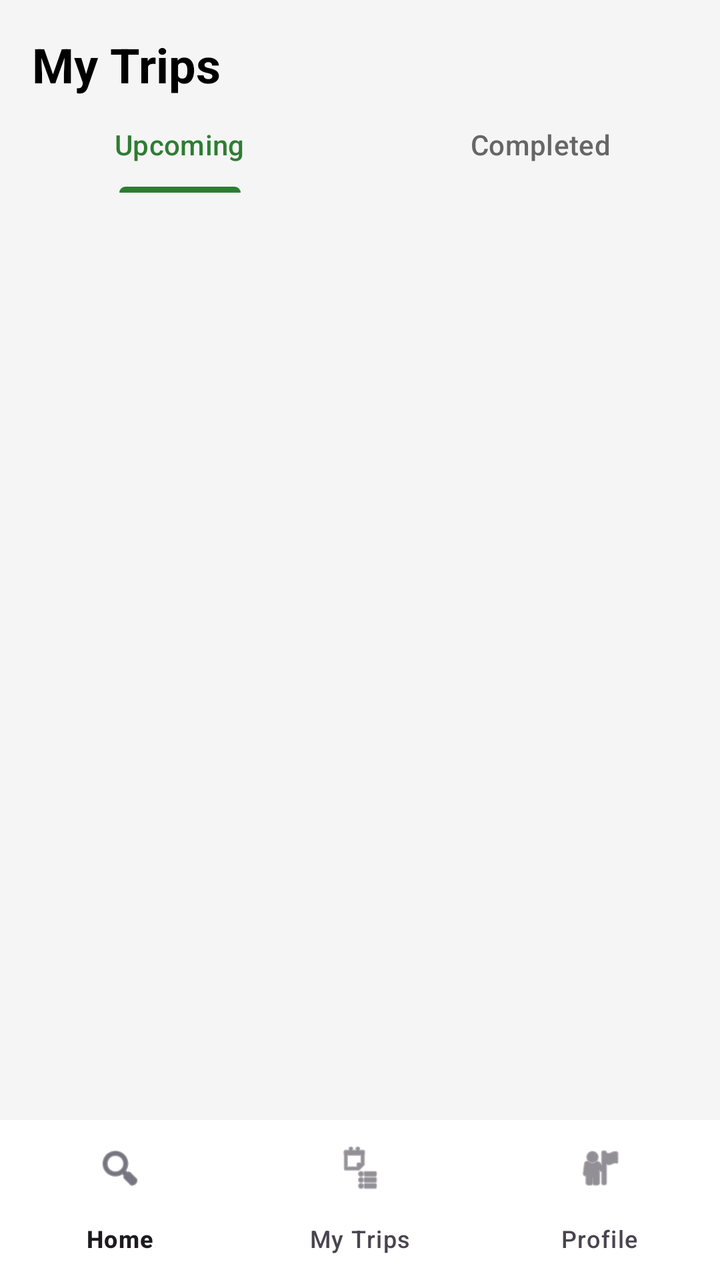
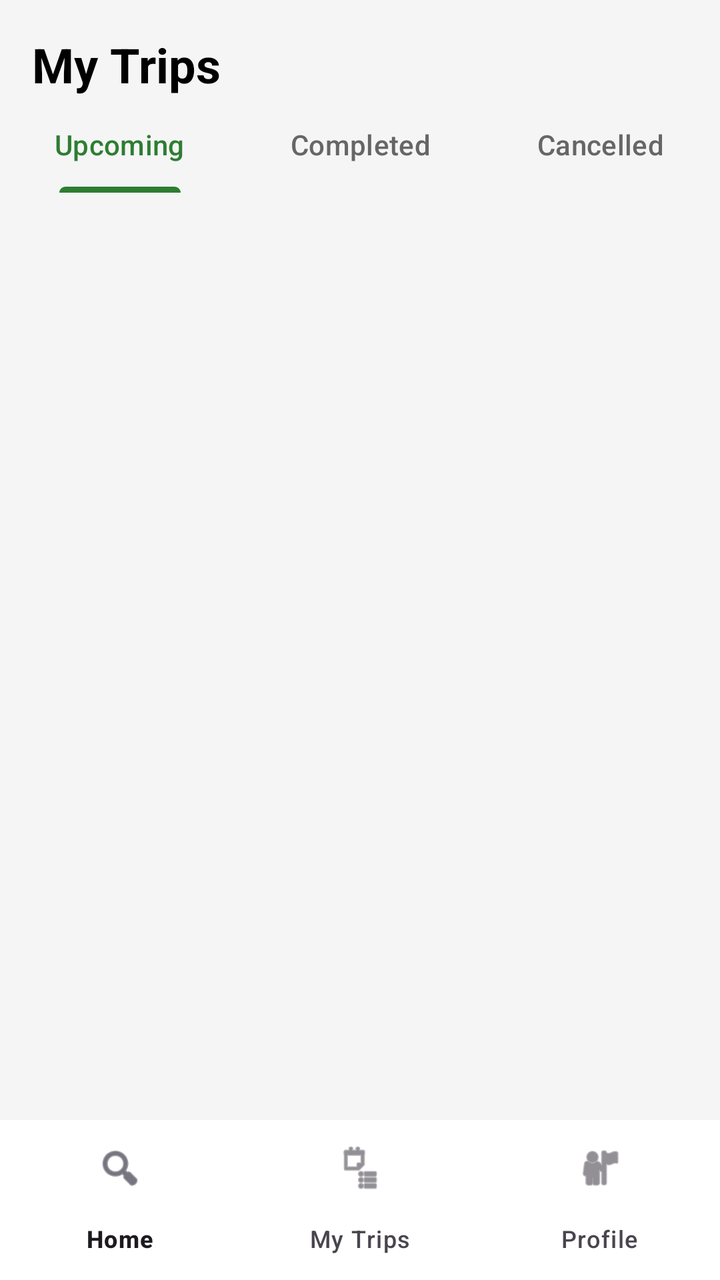

An Android layout rendered at two revisions. The XML below is the earlier revision; the diff shows what the commit changed to produce the second picture.
<!-- AndroidManifest.xml: application theme Theme.HotelManagement -->
<!-- res/layout/activity_my_trips.xml -->
<?xml version="1.0" encoding="utf-8"?>
<androidx.constraintlayout.widget.ConstraintLayout xmlns:android="http://schemas.android.com/apk/res/android"
    xmlns:app="http://schemas.android.com/apk/res-auto"
    xmlns:tools="http://schemas.android.com/tools"
    android:layout_width="match_parent"
    android:layout_height="match_parent"
    android:background="#F5F5F5">

    <TextView
        android:id="@+id/txtTitle"
        android:layout_width="wrap_content"
        android:layout_height="wrap_content"
        android:layout_margin="16dp"
        android:text="My Trips"
        android:textColor="#000000"
        android:textSize="24sp"
        android:textStyle="bold"
        app:layout_constraintStart_toStartOf="parent"
        app:layout_constraintTop_toTopOf="parent" />

    <com.google.android.material.tabs.TabLayout
        android:id="@+id/tabLayout"
        android:layout_width="match_parent"
        android:layout_height="wrap_content"
        android:background="@android:color/transparent"
        app:layout_constraintTop_toBottomOf="@id/txtTitle"
        app:tabIndicatorColor="#2E7D32"
        app:tabSelectedTextColor="#2E7D32"
        app:tabTextColor="#666666">

        <com.google.android.material.tabs.TabItem
            android:layout_width="wrap_content"
            android:layout_height="wrap_content"
            android:text="Upcoming" />

        <com.google.android.material.tabs.TabItem
            android:layout_width="wrap_content"
            android:layout_height="wrap_content"
            android:text="Completed" />

    </com.google.android.material.tabs.TabLayout>

    <androidx.recyclerview.widget.RecyclerView
        android:id="@+id/rvTrips"
        android:layout_width="match_parent"
        android:layout_height="0dp"
        app:layout_constraintBottom_toTopOf="@+id/bottom_navigation"
        app:layout_constraintTop_toBottomOf="@id/tabLayout"
        tools:listitem="@layout/item_trip" />

    <com.google.android.material.bottomnavigation.BottomNavigationView
        android:id="@+id/bottom_navigation"
        android:layout_width="match_parent"
        android:layout_height="wrap_content"
        android:background="#FFFFFF"
        app:layout_constraintBottom_toBottomOf="parent"
        app:menu="@menu/bottom_nav_menu" />

</androidx.constraintlayout.widget.ConstraintLayout>
<!-- res/layout/item_trip.xml (included above) -->
<?xml version="1.0" encoding="utf-8"?>
<androidx.cardview.widget.CardView xmlns:android="http://schemas.android.com/apk/res/android"
    xmlns:app="http://schemas.android.com/apk/res-auto"
    android:layout_width="match_parent"
    android:layout_height="wrap_content"
    android:layout_margin="8dp"
    app:cardCornerRadius="12dp"
    app:cardElevation="2dp">

    <LinearLayout
        android:layout_width="match_parent"
        android:layout_height="wrap_content"
        android:orientation="horizontal"
        android:padding="12dp">

        <ImageView
            android:id="@+id/imgTripRoom"
            android:layout_width="100dp"
            android:layout_height="100dp"
            android:scaleType="centerCrop"
            android:src="@drawable/room1" />

        <LinearLayout
            android:layout_width="match_parent"
            android:layout_height="wrap_content"
            android:layout_marginStart="12dp"
            android:orientation="vertical">

            <TextView
                android:id="@+id/txtTripRoomName"
                android:layout_width="wrap_content"
                android:layout_height="wrap_content"
                android:text="Garden Studio 101"
                android:textColor="#000000"
                android:textSize="16sp"
                android:textStyle="bold" />

            <TextView
                android:id="@+id/txtTripId"
                android:layout_width="wrap_content"
                android:layout_height="wrap_content"
                android:text="#BK-98765"
                android:textColor="#666666"
                android:textSize="12sp" />

            <TextView
                android:id="@+id/txtTripDates"
                android:layout_width="wrap_content"
                android:layout_height="wrap_content"
                android:text="Apr 10-12, 2026"
                android:textColor="#666666"
                android:textSize="12sp" />

            <TextView
                android:id="@+id/txtTripStatus"
                android:layout_width="wrap_content"
                android:layout_height="wrap_content"
                android:layout_marginTop="4dp"
                android:background="#E8F5E9"
                android:paddingHorizontal="8dp"
                android:paddingVertical="2dp"
                android:text="COMPLETED"
                android:textColor="#2E7D32"
                android:textSize="10sp"
                android:textStyle="bold" />

            <LinearLayout
                android:layout_width="match_parent"
                android:layout_height="wrap_content"
                android:layout_marginTop="8dp"
                android:gravity="center_vertical"
                android:orientation="horizontal">

                <TextView
                    android:id="@+id/txtTripPrice"
                    android:layout_width="0dp"
                    android:layout_height="wrap_content"
                    android:layout_weight="1"
                    android:text="$220 Total"
                    android:textColor="#000000"
                    android:textStyle="bold" />

                <Button
                    android:id="@+id/btnWriteReview"
                    style="@style/Widget.MaterialComponents.Button.OutlinedButton"
                    android:layout_width="wrap_content"
                    android:layout_height="32dp"
                    android:paddingHorizontal="8dp"
                    android:text="Write Review"
                    android:textAllCaps="false"
                    android:textSize="10sp" />
            </LinearLayout>
        </LinearLayout>
    </LinearLayout>
</androidx.cardview.widget.CardView>
<!-- resources referenced by this layout -->
<resources>
  <!-- drawable room1: jpg bitmap (drawable, 9051 bytes) -->
  <style name="Theme.HotelManagement" parent="Base.Theme.HotelManagement" />
  <style name="Base.Theme.HotelManagement" parent="Theme.Material3.DayNight.NoActionBar">
          
          
      </style>
</resources>

<!-- the commit's change to res/layout/activity_my_trips.xml (unified diff, before → after) -->
@@ -37,6 +37,11 @@
             android:layout_width="wrap_content"
             android:layout_height="wrap_content"
             android:text="Completed" />
+
+        <com.google.android.material.tabs.TabItem
+            android:layout_width="wrap_content"
+            android:layout_height="wrap_content"
+            android:text="Cancelled" />
 
     </com.google.android.material.tabs.TabLayout>
 
@@ -141,6 +146,19 @@
                     android:textStyle="bold" />
 
                 <Button
+                    android:id="@+id/btnCancelTrip"
+                    style="@style/Widget.MaterialComponents.Button.OutlinedButton"
+                    android:layout_width="wrap_content"
+                    android:layout_height="32dp"
+                    android:layout_marginEnd="4dp"
+                    android:paddingHorizontal="8dp"
+                    android:text="Cancel"
+                    android:textAllCaps="false"
+                    android:textColor="#B71C1C"
+                    app:strokeColor="#B71C1C"
+                    android:textSize="10sp" />
+
+                <Button
                     android:id="@+id/btnWriteReview"
                     style="@style/Widget.MaterialComponents.Button.OutlinedButton"
                     android:layout_width="wrap_content"
